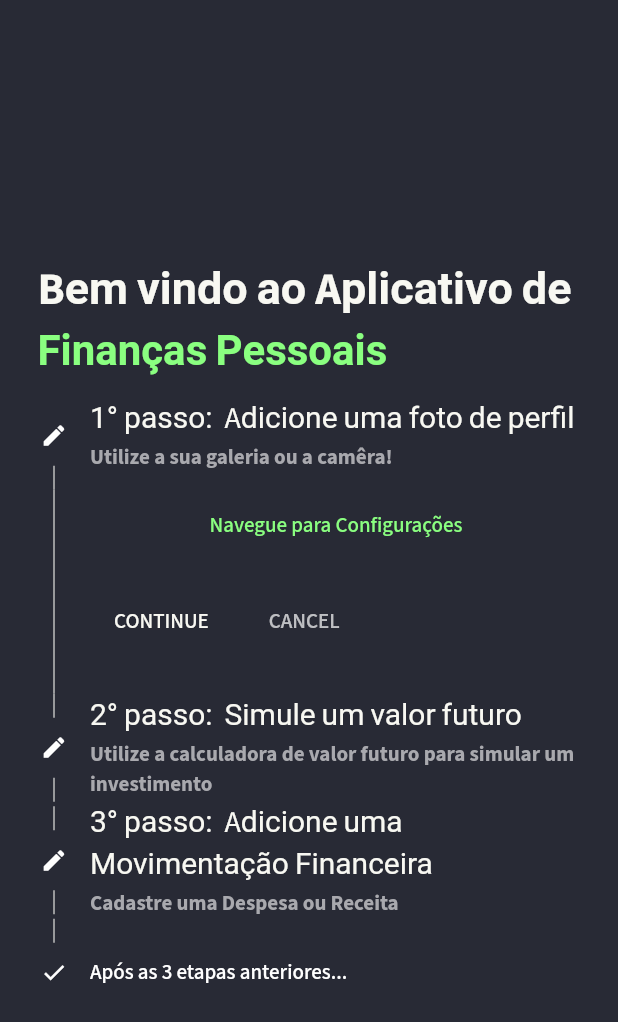
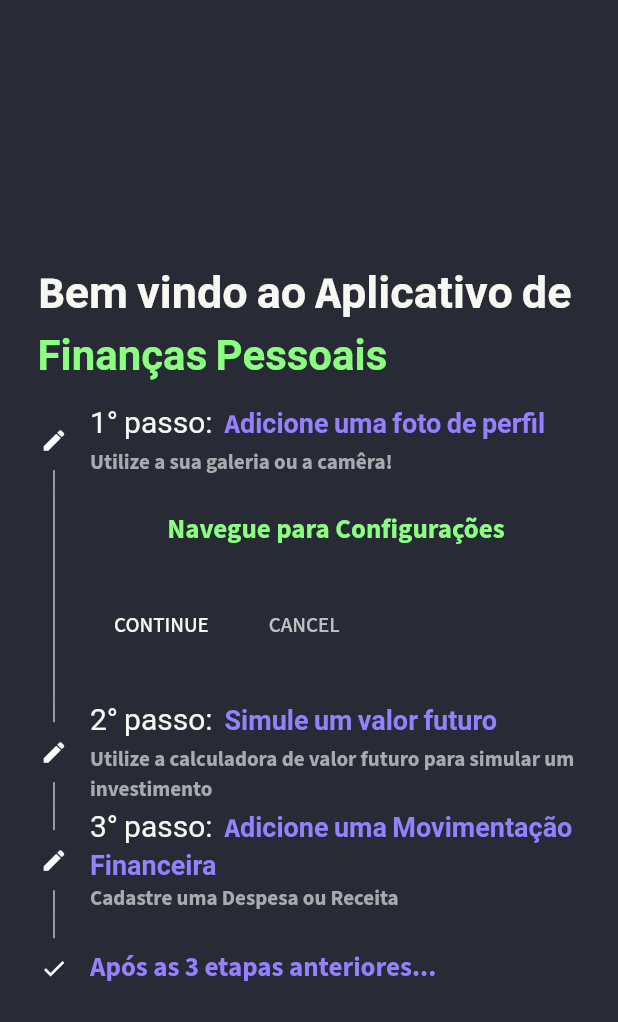
Before and after one commit to Luanftg/PIT01GP01, a Flutter app: the OnBoardingPage screen opened directly with empty values, on a phone screen of 412 x 824 dp. Shown: the top 1022 px of the screen. Run offline on Flutter 3.47's test engine with Material 2 defaults, Android fonts, the phone set to English and light mode, and no system bars; our stand-ins replace cloud_firestore, firebase_auth, firebase_core, google_fonts, image_picker; missing offline and left inert: flutter_statusbarcolor_ns; accounts and stored records are empty.

Commit message:
[style]: create headlineStep to onBoarding Page

```diff
--- a/finances_group/lib/src/shared/design/theme/text_theme.dart
+++ b/finances_group/lib/src/shared/design/theme/text_theme.dart
@@ -17,6 +17,12 @@
   static TextStyle headline2 = const TextStyle(
     color: AppCustomColors.secondary,
     fontSize: 24,
+    fontWeight: FontWeight.bold,
+  );
+
+  static TextStyle headlineStep = const TextStyle(
+    color: AppCustomColors.secondary,
+    fontSize: 18,
     fontWeight: FontWeight.bold,
   );
 
```
